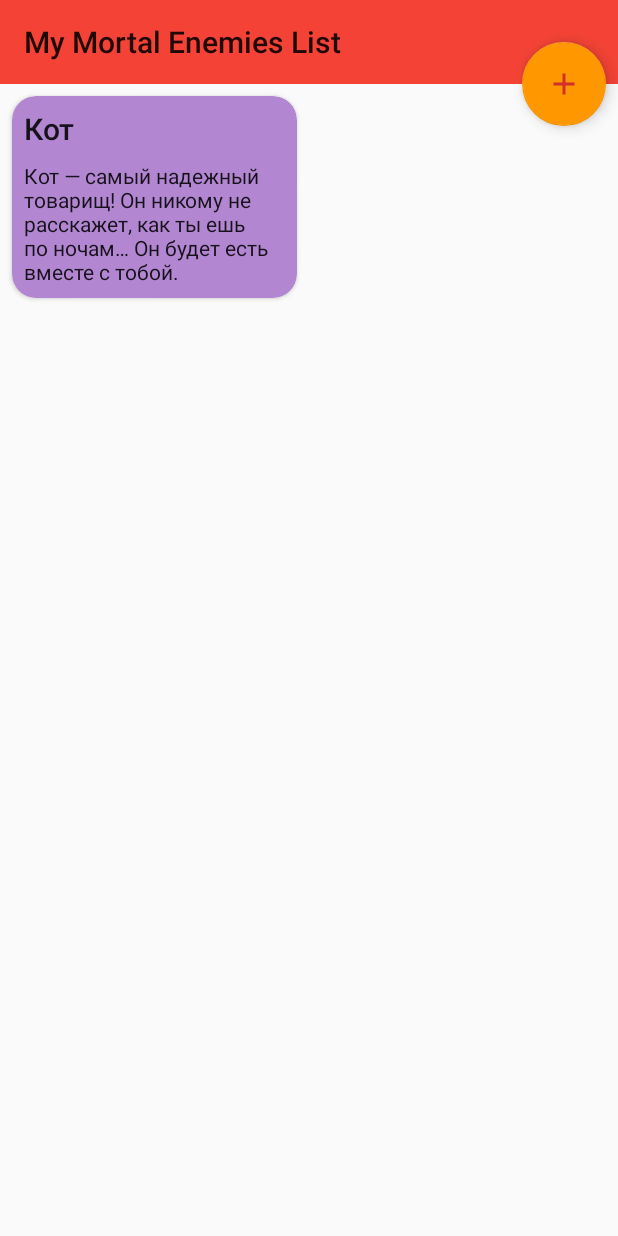
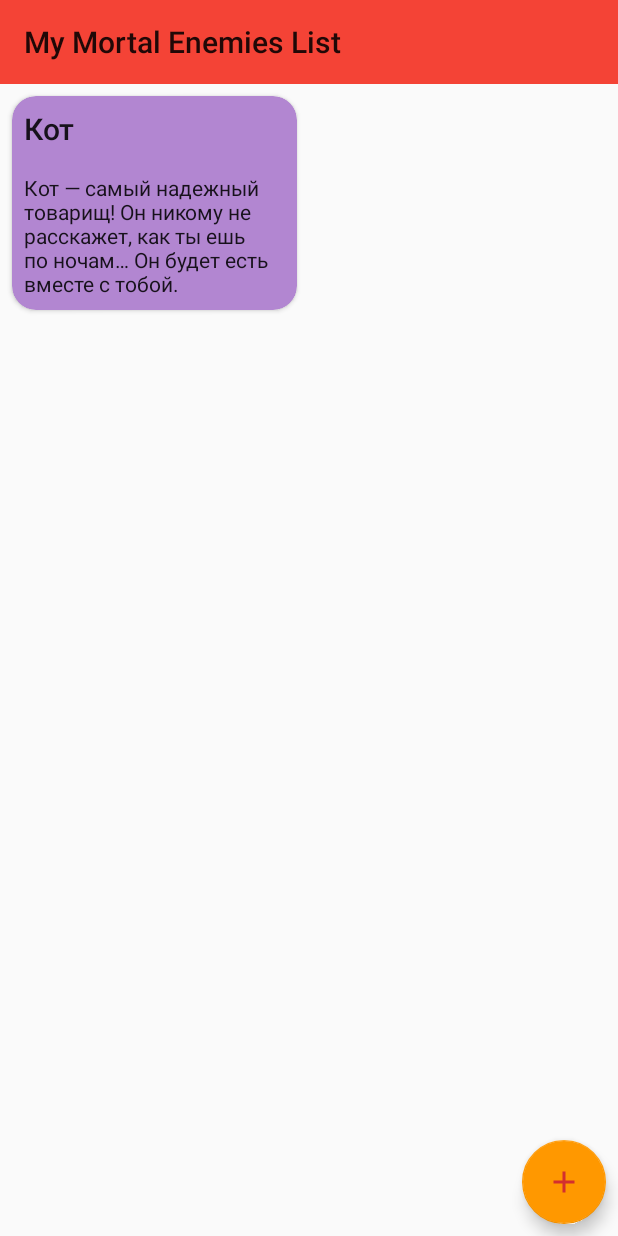
Before and after one commit to KatherineZharkova/Kotlin, an Android app: the screen it shows after launch (MainActivity), on a phone screen of 412 x 824 dp. Run offline under Robolectric (Android 15) with nearby library versions, the phone set to English and light mode, and no system bars.

Commit message:
upd#01: 1. RecyclerView clicks fixed 2. FAB moved below 3. NoteView title made interactive (updates lastChanged on afterTextChanged() )

```diff
--- a/app/src/main/java/ru/cocovella/mynotebook/model/NoteList.kt
+++ b/app/src/main/java/ru/cocovella/mynotebook/model/NoteList.kt
@@ -1,6 +1,5 @@
 package ru.cocovella.mynotebook.model
 
-import android.util.Log
 import androidx.lifecycle.LiveData
 import androidx.lifecycle.MutableLiveData
 import java.util.*
@@ -26,12 +25,10 @@ object NoteList {
         for(i in notesList.indices) {
             if(notesList[i] == note) {
                 notesList[i] = note
-                Log.d("NoteBookLOG", notesList.toString())
                 return
             }
         }
         notesList.add(note)
-        Log.d("NoteBookLOG", notesList.toString())
     }
 
     fun notesLiveData(): LiveData<List<Note>> = notesLiveData
--- a/app/src/main/java/ru/cocovella/mynotebook/view/list/ListAdapter.kt
+++ b/app/src/main/java/ru/cocovella/mynotebook/view/list/ListAdapter.kt
@@ -48,9 +48,7 @@ class ListAdapter(val onItemViewClick : (Note) -> Unit) : RecyclerView.Adapter<L
                         Color.PINK -> R.color.pink
                     }))
 
-            setOnClickListener {
-                onItemViewClick.invoke(note)
-            }
+            setOnClickListener { onItemViewClick.invoke(note) }
 
         }
     }
--- a/app/src/main/java/ru/cocovella/mynotebook/view/list/MainActivity.kt
+++ b/app/src/main/java/ru/cocovella/mynotebook/view/list/MainActivity.kt
@@ -10,7 +10,6 @@ import ru.cocovella.mynotebook.view.note.NoteActivity
 
 
 class MainActivity : AppCompatActivity() {
-
     private lateinit var viewModel: ListViewModel
     private lateinit var listAdapter: ListAdapter
 
--- a/app/src/main/res/layout/activity_main.xml
+++ b/app/src/main/res/layout/activity_main.xml
@@ -36,12 +36,11 @@
         android:id="@+id/fab"
         android:layout_width="wrap_content"
         android:layout_height="wrap_content"
-        app:fabSize="normal"
         android:layout_marginEnd="@dimen/margin_8"
         android:layout_marginBottom="@dimen/margin_8"
-        app:layout_anchorGravity="bottom|end"
-        app:layout_anchor="@id/toolbar"
         android:src="@drawable/ic_add_black_24dp"
-        />
+        app:fabSize="normal"
+        app:layout_anchor="@id/recyclerView"
+        app:layout_anchorGravity="bottom|end" />
 
 </androidx.coordinatorlayout.widget.CoordinatorLayout>
--- a/app/src/main/res/layout/item_note.xml
+++ b/app/src/main/res/layout/item_note.xml
@@ -5,12 +5,9 @@
     android:id="@+id/cardView"
     android:layout_width="match_parent"
     android:layout_height="wrap_content"
-    android:layout_marginStart="@dimen/margin_8"
-    android:layout_marginTop="@dimen/margin_8"
-    android:layout_marginEnd="@dimen/margin_8"
-    android:layout_marginBottom="@dimen/margin_8"
+    android:layout_margin="@dimen/margin_8"
     app:cardCornerRadius="@dimen/corner_radius"
-    tools:backgroundTint="@color/pink">
+    tools:cardBackgroundColor="@color/pink">
 
     <LinearLayout
         android:layout_width="match_parent"
@@ -22,10 +19,7 @@
             style="@style/TextAppearance.AppCompat.Title"
             android:layout_width="match_parent"
             android:layout_height="wrap_content"
-            android:layout_marginStart="@dimen/margin_8"
-            android:layout_marginTop="@dimen/margin_8"
-            android:layout_marginEnd="@dimen/margin_8"
-            android:textIsSelectable="true"
+            android:padding="@dimen/margin_8"
             tools:text="@string/card_title" />
 
         <TextView
@@ -33,8 +27,7 @@
             style="@style/TextAppearance.AppCompat"
             android:layout_width="match_parent"
             android:layout_height="wrap_content"
-            android:layout_margin="@dimen/margin_8"
-            android:textIsSelectable="true"
+            android:padding="@dimen/margin_8"
             tools:text="@string/card_body" />
     </LinearLayout>
 </androidx.cardview.widget.CardView>
```
Also changed, not shown: app/src/main/java/ru/cocovella/mynotebook/view/note/NoteActivity.kt (+6 -5 lines).
